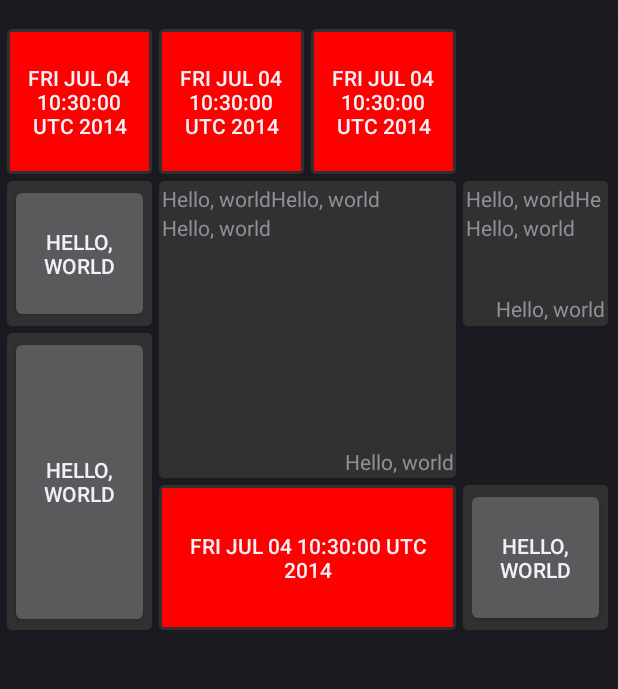
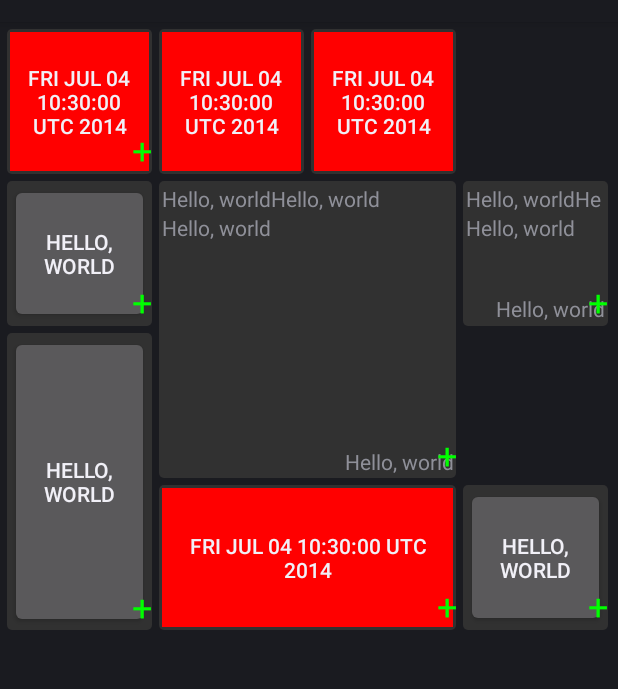
Before and after one commit to wealdtech/wealdtech-android, an Android app: the screen it shows after launch (TestActivity), on a phone screen of 412 x 824 dp, the part 62-751 px from its top. Run offline under Robolectric (Android 15) with nearby library versions, the phone set to English and light mode, and no system bars; libraries missing offline, so code that uses them is left out: ch.qos.logback, org.slf4j; 3 statements that could not run were skipped.

Commit message:
Start of creation of separate tile controls

```diff
--- a/wealdtech-tiles/src/main/java/com/wealdtech/android/tiles/Tile.java
+++ b/wealdtech-tiles/src/main/java/com/wealdtech/android/tiles/Tile.java
@@ -122,6 +122,14 @@ public abstract class Tile<T> extends FrameLayout
     public LayoutParams(ViewGroup.LayoutParams params)
     {
       super(params);
+      if (params instanceof LayoutParams)
+      {
+        top = ((LayoutParams)params).top;
+        left = ((LayoutParams)params).left;
+        colSpan = ((LayoutParams)params).colSpan;
+        rowSpan = ((LayoutParams)params).rowSpan;
+        expandable = ((LayoutParams)params).expandable;
+      }
     }
   }
 
@@ -132,6 +140,4 @@ public abstract class Tile<T> extends FrameLayout
   public void onTileContracted()
   {
   }
-
-
 }
--- a/wealdtech-tiles/src/main/java/com/wealdtech/android/tiles/TileLayout.java
+++ b/wealdtech-tiles/src/main/java/com/wealdtech/android/tiles/TileLayout.java
@@ -2,14 +2,19 @@ package com.wealdtech.android.tiles;
 
 import android.content.Context;
 import android.content.res.TypedArray;
+import android.graphics.Color;
 import android.util.AttributeSet;
+import android.view.Gravity;
 import android.view.View;
 import android.view.ViewGroup;
+import android.widget.TextView;
 import com.wealdtech.android.R;
 import org.slf4j.Logger;
 import org.slf4j.LoggerFactory;
 
 import javax.annotation.Nonnull;
+import java.util.HashMap;
+import java.util.Map;
 
 /**
  * Tile layout
@@ -23,9 +28,11 @@ public class TileLayout extends ViewGroup
   private int rows = 4;
   private int columns = 4;
   private float spacing = 3;
-  private float tileUnit = -1;
 
+  /** Set to true whenever one of our children has been altered directly by the layout */
   private boolean childAltered = false;
+
+  private Map<Tile, View> overlays;
 
   public TileLayout(final Context context)
   {
@@ -42,6 +49,7 @@ public class TileLayout extends ViewGroup
     super(context, attrs, defStyle);
     setAttrs(attrs, defStyle);
     initLayout();
+    overlays = new HashMap<>();
   }
 
   private void setAttrs(final AttributeSet attrs, final int defStyle)
@@ -90,13 +98,21 @@ public class TileLayout extends ViewGroup
       final float tileUnit = (int)((width < height ? width - spacing : height - spacing)  / columns - spacing);
       for (int i = 0; i < getChildCount(); i++)
       {
+        if (getChildAt(i) instanceof Tile)
+        {
           final Tile tile = (Tile)getChildAt(i);
-        final Tile.LayoutParams lp = (Tile.LayoutParams) tile.getLayoutParams();
+          final Tile.LayoutParams lp = (Tile.LayoutParams)tile.getLayoutParams();
           final int left = (int)(lp.left * tileUnit + ((lp.left + 1) * spacing));
           final int right = (int)(left + (lp.colSpan * tileUnit) + ((lp.colSpan - 1) * spacing));
           final int top = (int)(lp.top * tileUnit + ((lp.top + 1) * spacing));
           final int bottom = top + (int)((lp.rowSpan * tileUnit) + ((lp.rowSpan - 1) * spacing));
           tile.layout(left, top, right, bottom);
+          if (lp.expandable)
+          {
+            final View overlay = overlays.get(tile);
+            overlay.layout(left, top, right, bottom);
+          }
+        }
       }
     }
   }
@@ -138,16 +154,24 @@ public class TileLayout extends ViewGroup
     final float tileUnit = (width < height ? width - spacing : height - spacing)  / columns - spacing;
     for (int i = 0; i < getChildCount(); i++)
     {
-      final Tile child = (Tile)getChildAt(i);
+      // We only lay out tiles here.  Other items are part of the overlay and calculated in-loop
+      if (getChildAt(i) instanceof Tile)
+      {
+        final Tile tile = (Tile)getChildAt(i);
 
-      Tile.LayoutParams lp = (Tile.LayoutParams) child.getLayoutParams();
+        Tile.LayoutParams lp = (Tile.LayoutParams)tile.getLayoutParams();
 
         final int childWidth = (int)((lp.colSpan * tileUnit) + ((lp.colSpan - 1) * spacing));
         final int childHeight = (int)((lp.rowSpan * tileUnit) + ((lp.rowSpan - 1) * spacing));
         int heightSpec = MeasureSpec.makeMeasureSpec(childHeight, MeasureSpec.EXACTLY);
         int widthSpec = MeasureSpec.makeMeasureSpec(childWidth, MeasureSpec.EXACTLY);
 
-      child.measure(widthSpec, heightSpec);
+        tile.measure(widthSpec, heightSpec);
+        if (lp.expandable)
+        {
+          overlays.get(tile).measure(widthSpec, heightSpec);
+        }
+      }
     }
 
     width = (int)(((tileUnit + spacing) * columns) + spacing);
@@ -165,10 +189,21 @@ public class TileLayout extends ViewGroup
     final Tile tile = (Tile) child;
     final Tile.LayoutParams spec = getChildSpec(tile, params);
     super.addView(tile, index, spec);
-    child.setClickable(true);
     if (spec.expandable)
     {
-      child.setOnClickListener(new ExpandClickListener());
+      final TextView overlay = new TextView(getContext());
+      final TileLayout.LayoutParams overlayParams = new TileLayout.LayoutParams(params);
+      overlayParams.width = LayoutParams.WRAP_CONTENT;
+      overlayParams.height = LayoutParams.WRAP_CONTENT;
+      overlay.setBackgroundColor(Color.TRANSPARENT);
+      overlay.setGravity(Gravity.BOTTOM | Gravity.RIGHT);
+      overlay.setText("+");
+      overlay.setTextColor(Color.GREEN);
+      overlay.setTextSize(24);
+      overlay.setClickable(true);
+      overlay.setOnClickListener(new ExpandClickListener(tile));
+      overlays.put(tile, overlay);
+      super.addView(overlay, index, overlayParams);
     }
   }
 
@@ -285,20 +320,27 @@ public class TileLayout extends ViewGroup
   //  }
   public class ExpandClickListener implements OnClickListener
   {
+    private final Tile tile;
+
+    public ExpandClickListener(final Tile tile)
+    {
+      this.tile = tile;
+    }
+
     @Override
     public void onClick(final View view)
     {
-      final Tile.LayoutParams spec = (Tile.LayoutParams) view.getLayoutParams();
-      final Tile tile = (Tile)view;
+      final Tile.LayoutParams spec = (Tile.LayoutParams) tile.getLayoutParams();
 
-      final OnClickListener contractClickListener = new ContractClickListener(spec.left, spec.top, spec.colSpan, spec.rowSpan);
+      final OnClickListener contractClickListener = new ContractClickListener(tile, spec.left, spec.top, spec.colSpan, spec.rowSpan);
       spec.top = 0;
       spec.left = 0;
       spec.colSpan = columns;
       spec.rowSpan = rows;
-      tile.setOnClickListener(contractClickListener);
+      view.setOnClickListener(contractClickListener);
       tile.onTileExpanded();
       tile.bringToFront();
+      overlays.get(tile).bringToFront();
       childAltered = true;
       invalidate();
     }
@@ -306,13 +348,15 @@ public class TileLayout extends ViewGroup
 
   public class ContractClickListener implements OnClickListener
   {
+    private final Tile tile;
     int left;
     int top;
     int colSpan;
     int rowSpan;
 
-    public ContractClickListener(final int left, final int top, final int colSpan, final int rowSpan)
+    public ContractClickListener(final Tile tile, final int left, final int top, final int colSpan, final int rowSpan)
     {
+      this.tile = tile;
       this.left = left;
       this.top = top;
       this.colSpan = colSpan;
@@ -321,15 +365,17 @@ public class TileLayout extends ViewGroup
 
     public void onClick(final View view)
     {
-      final Tile.LayoutParams spec = (Tile.LayoutParams) view.getLayoutParams();
-      final Tile tile = (Tile)view;
+      final Tile.LayoutParams spec = (Tile.LayoutParams) tile.getLayoutParams();
+//      final Tile.LayoutParams spec = (Tile.LayoutParams) view.getLayoutParams();
+//      final Tile tile = (Tile)view;
       spec.left = left;
       spec.top = top;
       spec.colSpan = colSpan;
       spec.rowSpan = rowSpan;
-      tile.setOnClickListener(new ExpandClickListener());
+      view.setOnClickListener(new ExpandClickListener(this.tile));
       tile.onTileContracted();
       tile.bringToFront();
+      overlays.get(tile).bringToFront();
       childAltered = true;
       invalidate();
     }
--- a/wealdtech-tiles/src/main/res/layout/test_activity.xml
+++ b/wealdtech-tiles/src/main/res/layout/test_activity.xml
@@ -8,8 +8,8 @@
     wealdtech:columns="4"
     wealdtech:rows="4"
     wealdtech:spacing="5dp"
-    android:padding="0dp"
-    android:layout_margin="0dp">
+    android:animateLayoutChanges="true"
+        >
 
     <com.wealdtech.android.tiles.ClockTile
         android:id="@+id/test_layout_clock_tile_1"
@@ -18,9 +18,7 @@
         wealdtech:tile_top="0"
         wealdtech:tile_left="0"
         wealdtech:tile_colspan="1"
-        wealdtech:tile_rowspan="1"
-        android:padding="0dp"
-        android:layout_margin="0dp"/>
+        wealdtech:tile_rowspan="1"/>
 
     <com.wealdtech.android.tiles.ClockTile
         android:id="@+id/test_layout_clock_tile_2"
@@ -30,9 +28,7 @@
         wealdtech:tile_left="1"
         wealdtech:tile_rowspan="1"
         wealdtech:tile_colspan="1"
-        wealdtech:tile_expandable="false"
-        android:padding="0dp"
-        android:layout_margin="0dp"/>
+        wealdtech:tile_expandable="false"/>
 
     <com.wealdtech.android.tiles.ClockTile
         android:id="@+id/test_layout_clock_tile_3"
@@ -42,9 +38,7 @@
         wealdtech:tile_left="2"
         wealdtech:tile_rowspan="1"
         wealdtech:tile_colspan="1"
-        wealdtech:tile_expandable="false"
-        android:padding="0dp"
-        android:layout_margin="0dp"/>
+        wealdtech:tile_expandable="false"/>
 
     <com.wealdtech.android.tiles.ClockTile
         android:id="@+id/test_layout_clock_tile_4"
@@ -53,9 +47,7 @@
         wealdtech:tile_top="3"
         wealdtech:tile_left="1"
         wealdtech:tile_rowspan="1"
-        wealdtech:tile_colspan="2"
-        android:padding="0dp"
-        android:layout_margin="0dp"/>
+        wealdtech:tile_colspan="2"/>
 
     <com.wealdtech.android.tiles.TextTile
         android:id="@+id/test_layout_text_tile_1"
@@ -64,9 +56,7 @@
         wealdtech:tile_top="1"
         wealdtech:tile_left="0"
         wealdtech:tile_rowspan="1"
-        wealdtech:tile_colspan="1"
-        android:padding="0dp"
-        android:layout_margin="0dp"/>
+        wealdtech:tile_colspan="1"/>
 
     <com.wealdtech.android.tiles.MultiTextTile
         android:id="@+id/test_layout_multi_text_tile_1"
@@ -75,9 +65,7 @@
         wealdtech:tile_top="1"
         wealdtech:tile_left="1"
         wealdtech:tile_rowspan="2"
-        wealdtech:tile_colspan="2"
-        android:padding="0dp"
-        android:layout_margin="0dp"/>
+        wealdtech:tile_colspan="2"/>
 
     <com.wealdtech.android.tiles.MultiTextTile
         android:id="@+id/test_layout_multi_text_tile_2"
@@ -86,9 +74,7 @@
         wealdtech:tile_top="1"
         wealdtech:tile_left="3"
         wealdtech:tile_rowspan="1"
-        wealdtech:tile_colspan="1"
-        android:padding="0dp"
-        android:layout_margin="0dp"/>
+        wealdtech:tile_colspan="1"/>
 
     <com.wealdtech.android.tiles.TextTile
         android:id="@+id/test_layout_text_tile_2"
@@ -97,9 +83,7 @@
         wealdtech:tile_top="2"
         wealdtech:tile_left="0"
         wealdtech:tile_rowspan="2"
-        wealdtech:tile_colspan="1"
-        android:padding="0dp"
-        android:layout_margin="0dp"/>
+        wealdtech:tile_colspan="1"/>
 
     <com.wealdtech.android.tiles.TextTile
         android:id="@+id/test_layout_text_tile_3"
@@ -108,9 +92,7 @@
         wealdtech:tile_top="3"
         wealdtech:tile_left="3"
         wealdtech:tile_rowspan="1"
-        wealdtech:tile_colspan="1"
-        android:padding="0dp"
-        android:layout_margin="0dp"/>
+        wealdtech:tile_colspan="1"/>
 
     <!--
         <com.wealdtech.android.tiles.ClockTile android:id="@+id/test_layout_clock_tile_1"
```
Lines whose indentation alone changed are shown as unchanged.
